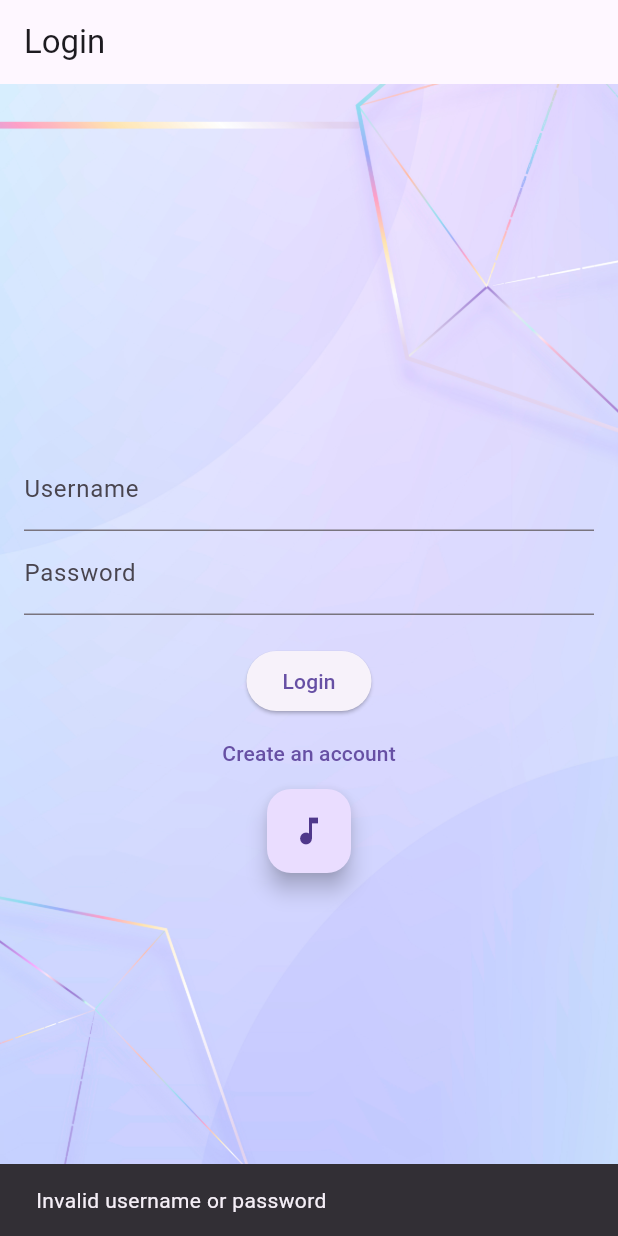
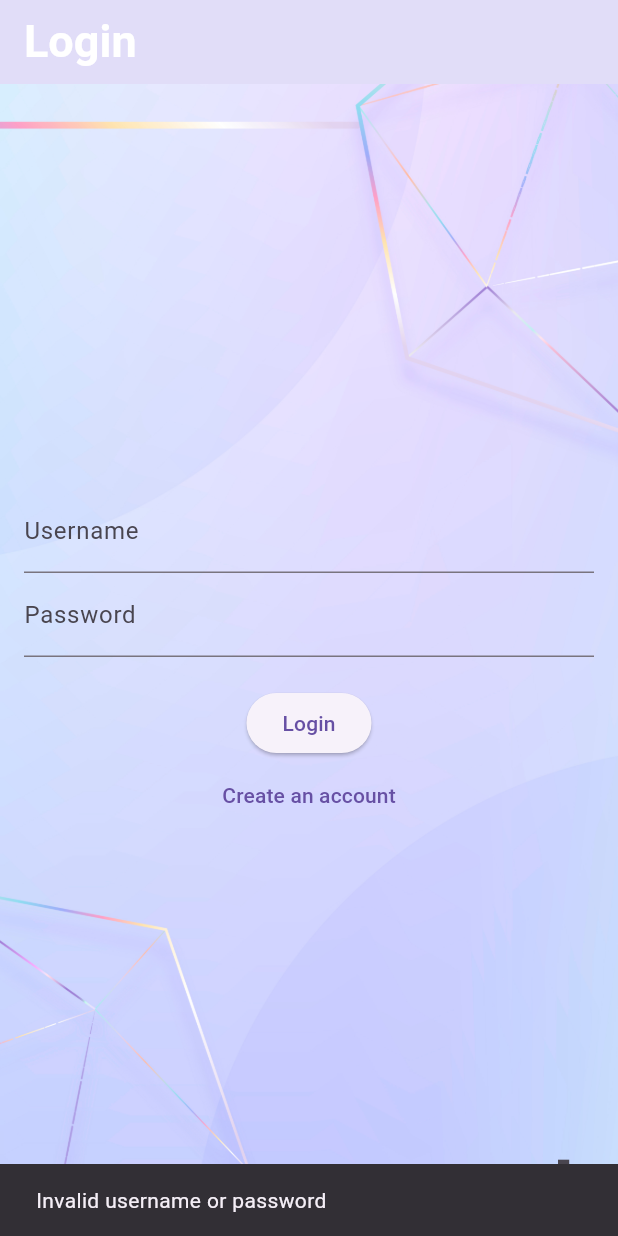
Before and after one commit to namtranst2304/flutter-todoapp, a Flutter app: the screen it shows after launch, after a tap on "Login", on a phone screen of 412 x 824 dp. Run offline on Flutter 3.47's test engine with Material 3 defaults, Android fonts, the phone set to English and light mode, and no system bars; our stand-ins replace audioplayers, shared_preferences.

Commit message:
update audio player 2

```diff
--- /dev/null
+++ b/lib/audio_controller.dart
@@ -0,0 +1,58 @@
+import 'package:audioplayers/audioplayers.dart';
+import 'package:flutter/material.dart';
+
+class AudioController extends ChangeNotifier {
+  final AudioPlayer _player = AudioPlayer();
+  bool _isPlaying = true;
+
+  AudioController() {
+    _initialize();
+  }
+
+  void _initialize() async {
+    try {
+      await _player.setReleaseMode(ReleaseMode.loop);
+      await _player.play(AssetSource('audio/background.mp3'));
+      _isPlaying = true;
+      notifyListeners();
+    } catch (e) {
+      // Xử lý lỗi nếu cần
+    }
+  }
+
+  bool get isPlaying => _isPlaying;
+
+  Future<void> toggleMusic() async {
+    if (_isPlaying) {
+      await _player.stop();
+    } else {
+      await _player.setReleaseMode(ReleaseMode.loop);
+      await _player.play(AssetSource('audio/background.mp3'));
+    }
+    _isPlaying = !_isPlaying;
+    notifyListeners();
+  }
+}
+
+class MusicButton extends StatelessWidget {
+  final AudioController audioController;
+  const MusicButton({Key? key, required this.audioController}) : super(key: key);
+
+  @override
+  Widget build(BuildContext context) {
+    return AnimatedBuilder(
+      animation: audioController,
+      builder: (context, child) {
+        return IconButton(
+          icon: Icon(
+            audioController.isPlaying ? Icons.music_note : Icons.music_off,
+            size: 30,
+          ),
+          onPressed: () {
+            audioController.toggleMusic();
+          },
+        );
+      },
+    );
+  }
+}
--- a/lib/login_page.dart
+++ b/lib/login_page.dart
@@ -1,16 +1,15 @@
 import 'package:flutter/material.dart';
 import 'package:shared_preferences/shared_preferences.dart';
+import 'audio_controller.dart';
 import 'todo_list.dart';
 
 class LoginPage extends StatefulWidget {
-  final bool isPlaying;
-  final VoidCallback toggleMusic;
+  final AudioController audioController;
 
   const LoginPage({
-    super.key,
-    required this.isPlaying,
-    required this.toggleMusic,
-  });
+    Key? key,
+    required this.audioController,
+  }) : super(key: key);
 
   @override
   _LoginPageState createState() => _LoginPageState();
@@ -30,8 +29,7 @@ class _LoginPageState extends State<LoginPage> {
         MaterialPageRoute(
           builder: (context) => TodoList(
             username: _usernameController.text,
-            isPlaying: widget.isPlaying,
-            toggleMusic: widget.toggleMusic,
+            audioController: widget.audioController,
           ),
         ),
       );
@@ -96,15 +94,28 @@ class _LoginPageState extends State<LoginPage> {
   @override
   Widget build(BuildContext context) {
     return Scaffold(
-      appBar: AppBar(title: Text(_isLogin ? 'Login' : 'Register')),
+      appBar: AppBar(
+        title: Text(
+          _isLogin ? 'Login' : 'Register',
+          style: TextStyle(
+            color: Colors.white,
+            fontSize: 30,
+            fontWeight: FontWeight.bold
+          ),
+        ),
+        backgroundColor: const Color.fromARGB(255, 110, 119, 221).withAlpha(51),
+        elevation: 0,
+      ),
       body: Container(
         decoration: BoxDecoration(
           image: DecorationImage(
-            image: AssetImage("assets/background.jpg"), // Hình nền
+            image: AssetImage("assets/background.jpg"),
             fit: BoxFit.cover,
           ),
         ),
-        child: Padding(
+        child: Stack(
+          children: [
+            Padding(
               padding: const EdgeInsets.all(16.0),
               child: Column(
                 mainAxisAlignment: MainAxisAlignment.center,
@@ -133,15 +144,20 @@ class _LoginPageState extends State<LoginPage> {
                         });
                       }
                     },
-                child: Text(_isLogin ? 'Create an account' : 'Already have an account? Login'),
-              ),
-              FloatingActionButton(
-                onPressed: widget.toggleMusic,
-                tooltip: 'Toggle Music',
-                child: Icon(widget.isPlaying ? Icons.music_note : Icons.music_off),
+                    child: Text(_isLogin
+                        ? 'Create an account'
+                        : 'Already have an account? Login'),
                   ),
                 ],
               ),
+            ),
+            Positioned(
+              bottom: 16,
+              right: 16,
+              // Sử dụng MusicButton từ audio_controller.dart
+              child: MusicButton(audioController: widget.audioController),
+            ),
+          ],
         ),
       ),
     );
--- a/lib/main.dart
+++ b/lib/main.dart
@@ -1,57 +1,53 @@
 import 'package:flutter/material.dart';
-import 'package:audioplayers/audioplayers.dart';
+import 'audio_controller.dart';
 import 'login_page.dart';
+import 'todo_list.dart';
 
-void main() => runApp(TodoApp());
-
-class TodoApp extends StatefulWidget {
-  const TodoApp({super.key});
-
-  @override
-  _TodoAppState createState() => _TodoAppState();
+void main() {
+  runApp(TodoApp());
 }
 
-class _TodoAppState extends State<TodoApp> {
-  late final AudioPlayer _player;
-  bool _isPlaying = true;
+class TodoApp extends StatelessWidget {
+  final AudioController _audioController = AudioController();
 
-  @override
-  void initState() {
-    super.initState();
-    _player = AudioPlayer();
-    _playMusic();
-  }
-
-  void _playMusic() async {
-    try {
-      await _player.setReleaseMode(ReleaseMode.loop);
-      await _player.play(AssetSource('audio/background.mp3'));
-    } catch (e) {
-      // Handle error
-    }
-  }
-
-  void _toggleMusic() async {
-    if (_isPlaying) {
-      await _player.stop();
-    } else {
-      await _player.setReleaseMode(ReleaseMode.loop);
-      await _player.play(AssetSource('audio/background.mp3'));
-    }
-    setState(() {
-      _isPlaying = !_isPlaying;
-    });
-  }
+  TodoApp({Key? key}) : super(key: key);
 
   @override
   Widget build(BuildContext context) {
     return MaterialApp(
       title: 'To-Do App',
       debugShowCheckedModeBanner: false,
-      home: LoginPage(
-        isPlaying: _isPlaying,
-        toggleMusic: _toggleMusic,
-      ),
+      //initialRoute: '/loginpage',
+      home: LoginPage(audioController: _audioController),
+      onGenerateRoute: (settings) {
+        switch (settings.name) {
+          case '/loginpage':
+            return MaterialPageRoute(
+              builder: (context) =>
+                  LoginPage(audioController: _audioController),
+            );
+          case '/todopage':
+            final args = settings.arguments as Map<String, dynamic>?;
+            if (args != null && args.containsKey('username')) {
+              return MaterialPageRoute(
+                builder: (context) => TodoList(
+                  username: args['username'],
+                  audioController: _audioController,
+                ),
+              );
+            }
+            // Nếu không có args hợp lệ, chuyển về trang login
+            return MaterialPageRoute(
+              builder: (context) =>
+                  LoginPage(audioController: _audioController),
+            );
+          default:
+            return MaterialPageRoute(
+              builder: (context) =>
+                  LoginPage(audioController: _audioController),
+            );
+        }
+      },
     );
   }
 }
--- a/pubspec.yaml
+++ b/pubspec.yaml
@@ -11,6 +11,7 @@ dependencies:
   flutter:
     sdk: flutter
   intl: ^0.17.0
+  provider: ^6.0.0
   audioplayers: ^5.2.1
   cupertino_icons: ^1.0.8
   shared_preferences: ^2.0.15
```
Also changed, not shown: lib/todo_list.dart (+40 -77 lines). Lines whose indentation alone changed are shown as unchanged.
